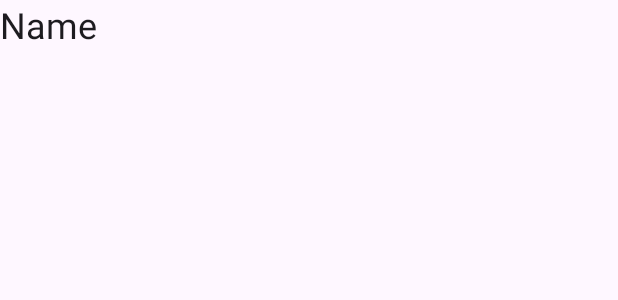
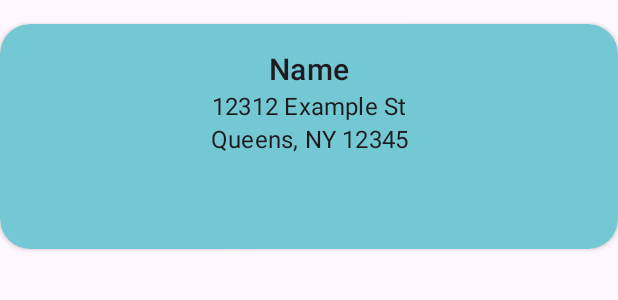
Before and after one commit to jsnwang/20230801-JasonWang-NYCSchools, an Android app: the layout list_item.xml on its own in the app's theme, with its tools: preview values and no code run, on a phone screen of 412 x 824 dp. Shown: the top 300 px of the screen. Run offline under Robolectric (Android 15) with nearby library versions, the phone set to English and light mode, and no system bars.

Commit message:
Made listitem look nicer

```diff
--- a/app/src/main/java/com/moo/nycschools/model/HighSchool.kt
+++ b/app/src/main/java/com/moo/nycschools/model/HighSchool.kt
@@ -28,6 +28,8 @@ data class HighSchool(
     val dbn: String,
     @SerializedName("neighborhood")
     val neighborhood: String,
+    @SerializedName("primary_address_line_1")
+    val primaryAddressLine: String,
     @SerializedName("phone_number")
     val phoneNumber: String,
     @SerializedName("school_email")
--- a/app/src/main/java/com/moo/nycschools/module/NetworkModule.kt
+++ b/app/src/main/java/com/moo/nycschools/module/NetworkModule.kt
@@ -12,7 +12,7 @@ import javax.inject.Singleton
 @Module
 @InstallIn(SingletonComponent::class)
 object NetworkModule {
-    private const val BASE_URL = "https://frog-api.glitch.me"
+    private const val BASE_URL = "https://data.cityofnewyork.us/"
 
     @Provides
     @Singleton
--- a/app/src/main/java/com/moo/nycschools/view/SchoolAdapter.kt
+++ b/app/src/main/java/com/moo/nycschools/view/SchoolAdapter.kt
@@ -33,7 +33,8 @@ class SchoolAdapter : ListAdapter<HighSchool, SchoolAdapter.SchoolViewHolder>(Di
     class SchoolViewHolder(private val binding: ListItemBinding) : RecyclerView.ViewHolder(binding.root) {
         fun bind(school: HighSchool) {
             binding.tvName.text = school.schoolName
-
+            binding.tvAddress.text = school.primaryAddressLine
+            binding.tvCity.text = "${school.city}, ${school.stateCode} ${school.zip}"
         }
     }
 }
--- a/app/src/main/res/layout/list_item.xml
+++ b/app/src/main/res/layout/list_item.xml
@@ -5,13 +5,57 @@
     android:layout_width="match_parent"
     android:layout_height="wrap_content">
 
-    <TextView
-        android:id="@+id/tv_name"
+    <androidx.cardview.widget.CardView
         android:layout_width="match_parent"
-        android:layout_height="0dp"
-        android:textAppearance="?attr/textAppearanceHeadline5"
+        android:layout_height="150dp"
+        android:layout_marginVertical="@dimen/padding_medium"
+        app:cardBackgroundColor="@color/lightblue"
+        app:cardCornerRadius="20dp"
+        app:layout_constraintBottom_toBottomOf="parent"
+        app:layout_constraintEnd_toEndOf="parent"
         app:layout_constraintStart_toStartOf="parent"
-        app:layout_constraintTop_toTopOf="parent"
-        tools:text="Name" />
+        app:layout_constraintTop_toTopOf="parent">
 
+        <androidx.constraintlayout.widget.ConstraintLayout
+            android:layout_width="match_parent"
+            android:layout_height="match_parent">
+
+        <TextView
+            android:id="@+id/tv_name"
+            android:layout_width="match_parent"
+            android:layout_height="wrap_content"
+            android:paddingHorizontal="@dimen/padding_medium"
+            android:paddingTop="@dimen/padding_medium"
+            android:textAlignment="center"
+            android:textAppearance="?attr/textAppearanceHeadline6"
+            app:layout_constraintStart_toStartOf="parent"
+            app:layout_constraintEnd_toEndOf="parent"
+            app:layout_constraintTop_toTopOf="parent"
+            app:layout_constraintBottom_toTopOf="@id/tv_address"
+            tools:text="Name" />
+
+        <TextView
+            android:id="@+id/tv_address"
+            android:layout_width="match_parent"
+            android:layout_height="wrap_content"
+            android:textAlignment="center"
+            android:textAppearance="?attr/textAppearanceSubtitle1"
+            app:layout_constraintStart_toStartOf="parent"
+            app:layout_constraintEnd_toEndOf="parent"
+            app:layout_constraintTop_toBottomOf="@id/tv_name"
+            app:layout_constraintBottom_toTopOf="@id/tv_city"
+            tools:text="12312 Example St" />
+
+        <TextView
+            android:id="@+id/tv_city"
+            android:layout_width="match_parent"
+            android:layout_height="wrap_content"
+            android:textAlignment="center"
+            android:textAppearance="?attr/textAppearanceSubtitle1"
+            app:layout_constraintStart_toStartOf="parent"
+            app:layout_constraintEnd_toEndOf="parent"
+            app:layout_constraintTop_toBottomOf="@id/tv_address"
+            tools:text="Queens, NY 12345" />
+        </androidx.constraintlayout.widget.ConstraintLayout>
+    </androidx.cardview.widget.CardView>
 </androidx.constraintlayout.widget.ConstraintLayout>
--- a/app/src/main/res/values/colors.xml
+++ b/app/src/main/res/values/colors.xml
@@ -2,4 +2,5 @@
 <resources>
     <color name="black">#FF000000</color>
     <color name="white">#FFFFFFFF</color>
+    <color name="lightblue">#74C8D3</color>
 </resources>
```
